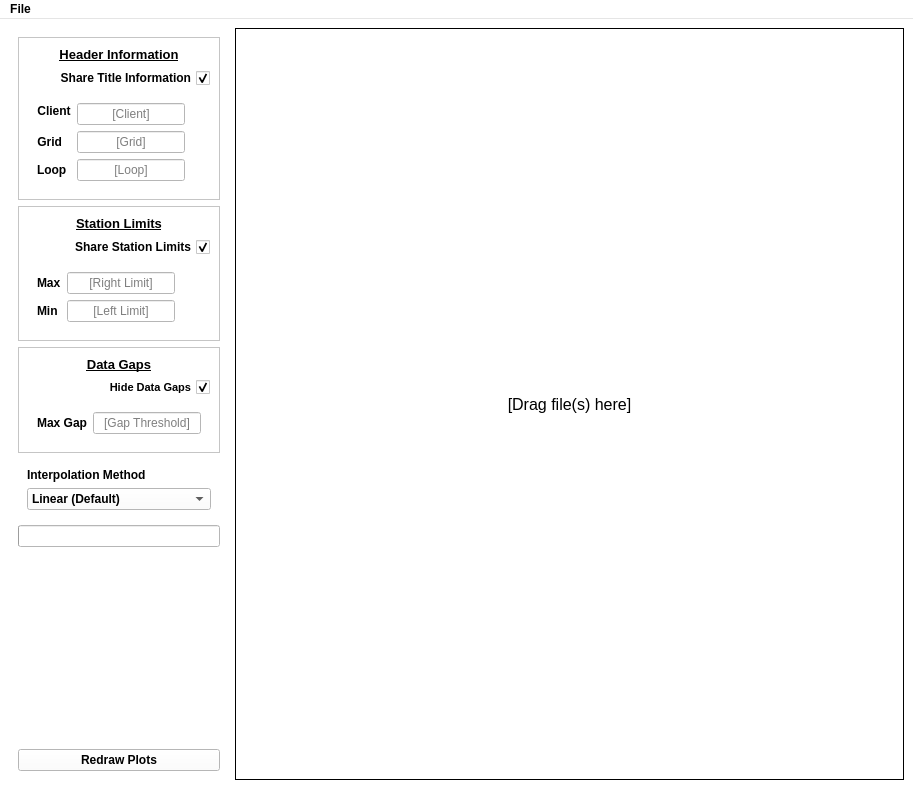
First picture: the form in src/qt_ui/main_window.ui, repository Eric-Meunier/Processor-Suite, before the edit.
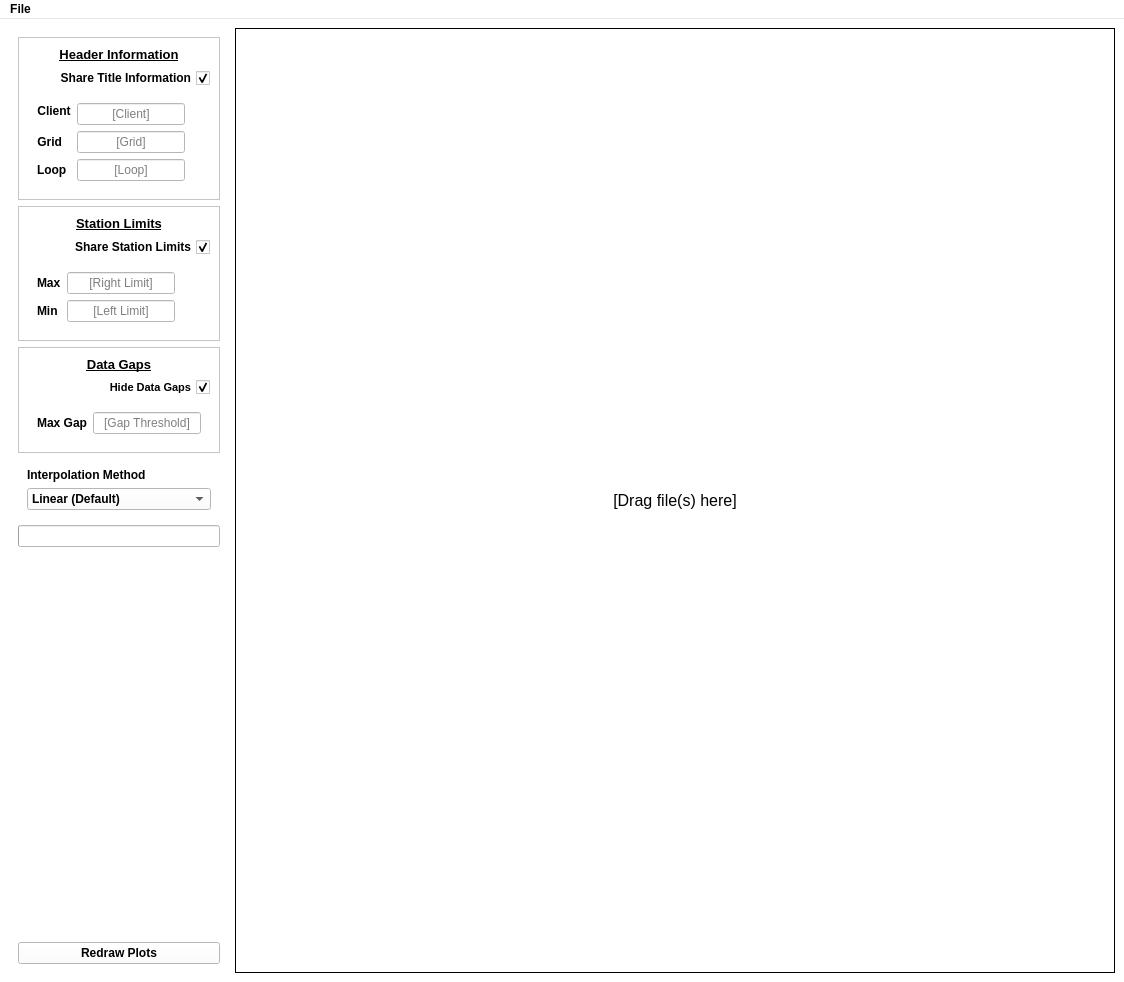
Second picture: the form after the edit.

What changed in the file:
```diff
--- a/src/qt_ui/main_window.ui
+++ b/src/qt_ui/main_window.ui
@@ -9,8 +9,8 @@
    <rect>
     <x>0</x>
     <y>0</y>
-    <width>913</width>
-    <height>789</height>
+    <width>1124</width>
+    <height>982</height>
    </rect>
   </property>
   <property name="sizePolicy">
@@ -1136,7 +1136,7 @@
     <rect>
      <x>0</x>
      <y>0</y>
-     <width>913</width>
+     <width>1124</width>
      <height>21</height>
     </rect>
    </property>
```
